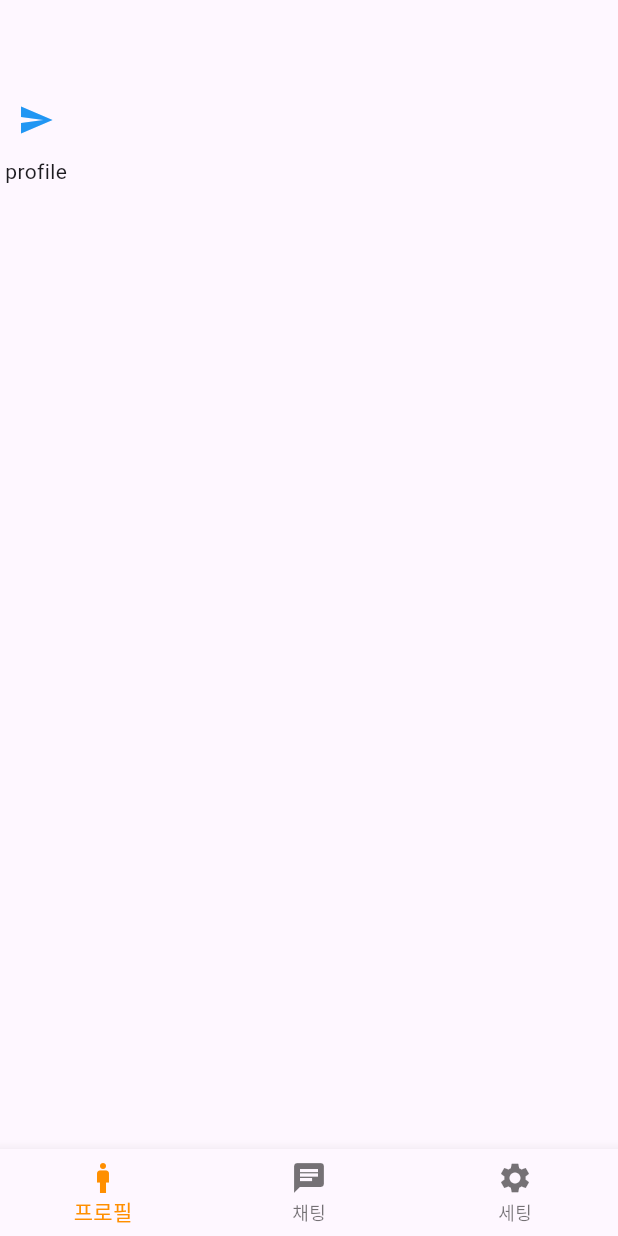
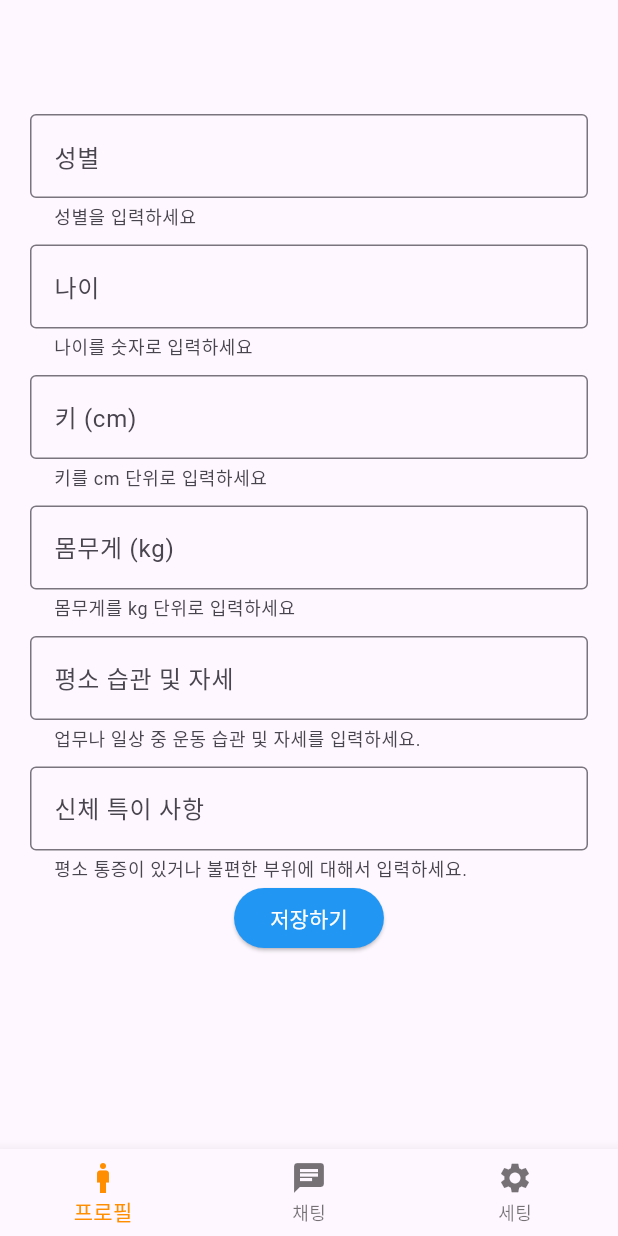
Before and after one commit to jae-yong-2/my_research, a Flutter app: the screen it shows after launch, on a phone screen of 412 x 824 dp. Run offline on Flutter 3.47's test engine with Material 3 defaults, Android fonts, the phone set to English and light mode, and no system bars; our stand-ins replace logger, permission_handler; missing offline and left inert: activity_recognition_flutter, chat_gpt_sdk, flutter_foreground_service; statements that could not run were skipped.

Commit message:
:white_check_mark: Profile UI추가 + ChatGPT 연결 전

```diff
--- /dev/null
+++ b/lib/Const.dart
@@ -0,0 +1 @@
+const API_KEY = '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';
--- a/lib/chat_message.dart
+++ b/lib/chat_message.dart
@@ -41,7 +41,7 @@ class ChatMessage extends StatelessWidget {
                         angle: isMyTurn ? 0.1 : -0.1,
                         child: CustomPaint(
                           painter: TrianglePainter(isMyTurn,isCurrentUser),
-                          child: Container(
+                          child: SizedBox(
                             height: 20,
                             width: 20,
                           ),
--- a/lib/profile.dart
+++ b/lib/profile.dart
@@ -1,6 +1,4 @@
-import 'package:flutter/cupertino.dart';
 import 'package:flutter/material.dart';
-import 'package:my_research/foreground_service.dart';
 
 class Profile extends StatelessWidget {
   const Profile({super.key});
@@ -8,14 +6,75 @@ class Profile extends StatelessWidget {
   @override
   Widget build(BuildContext context) {
     return Container(
+      padding: EdgeInsets.all(20), // 전체적인 패딩 추가
       child: Scaffold(
         body: Column(
-          children: [IconButton(
-              icon: Icon(Icons.send, color: Colors.blue),
-              onPressed: () => ForegroundServiceAPI(),
-            ),Text("profile")
+          children: [
+            TextFormField(
+              decoration: InputDecoration(
+                labelText: '성별',
+                helperText: '성별을 입력하세요',
+                border: OutlineInputBorder(), // 테두리 스타일 적용
+              ),
+            ),
+            SizedBox(height: 10), // 여백 추가
+            TextFormField(
+              decoration: InputDecoration(
+                labelText: '나이',
+                helperText: '나이를 숫자로 입력하세요',
+                border: OutlineInputBorder(),
+              ),
+              keyboardType: TextInputType.number,
+            ),
+            SizedBox(height: 10),
+            TextFormField(
+              decoration: InputDecoration(
+                labelText: '키 (cm)',
+                helperText: '키를 cm 단위로 입력하세요',
+                border: OutlineInputBorder(),
+              ),
+              keyboardType: TextInputType.number,
+            ),
+            SizedBox(height: 10),
+            TextFormField(
+              decoration: InputDecoration(
+                labelText: '몸무게 (kg)',
+                helperText: '몸무게를 kg 단위로 입력하세요',
+                border: OutlineInputBorder(),
+              ),
+              keyboardType: TextInputType.number,
+            ),
+            SizedBox(height: 10),
+            TextFormField(
+              decoration: InputDecoration(
+                labelText: '평소 습관 및 자세',
+                helperText: '업무나 일상 중 운동 습관 및 자세를 입력하세요.',
+                border: OutlineInputBorder(),
+              ),
+              keyboardType: TextInputType.number,
+            ),
+            SizedBox(height: 10),
+            TextFormField(
+              decoration: InputDecoration(
+                labelText: '신체 특이 사항',
+                helperText: '평소 통증이 있거나 불편한 부위에 대해서 입력하세요.',
+                border: OutlineInputBorder(),
+              ),
+              keyboardType: TextInputType.number,
+            ),
+            ElevatedButton(
+              onPressed: () {
+                // 데이터 처리 로직
+              },
+              child: Text('저장하기'),
+              style: ElevatedButton.styleFrom(
+                primary: Colors.blue, // 버튼 색상
+                onPrimary: Colors.white, // 텍스트 색상
+              ),
+            ),
+            SizedBox(height: 10),
           ],
-        )
+        ),
       ),
     );
   }
```
Also changed, not shown: lib/chat_page.dart (+34 -1 lines), lib/foreground_service.dart (+7 -8 lines).
